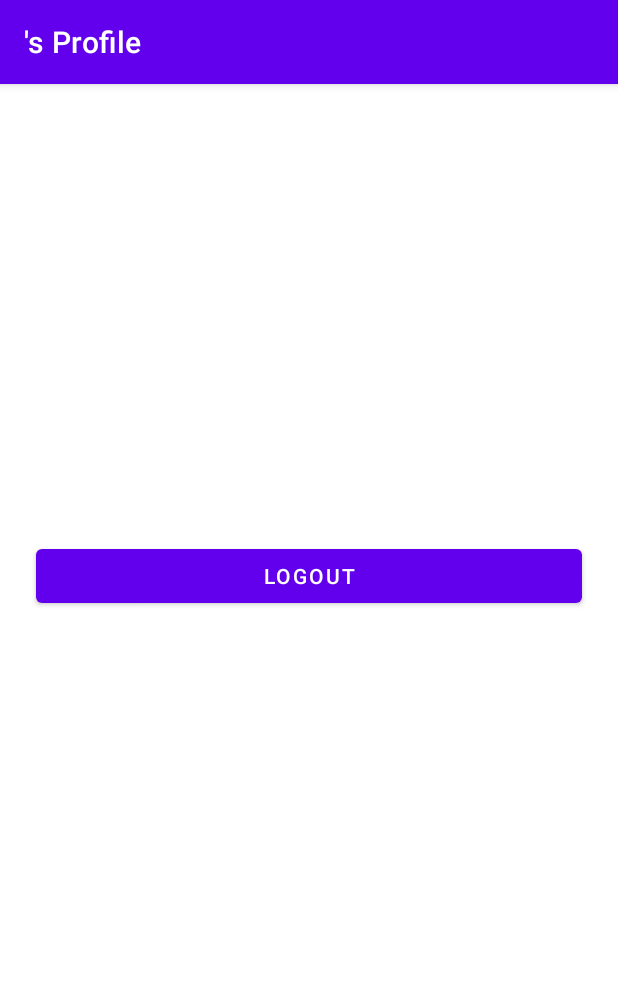
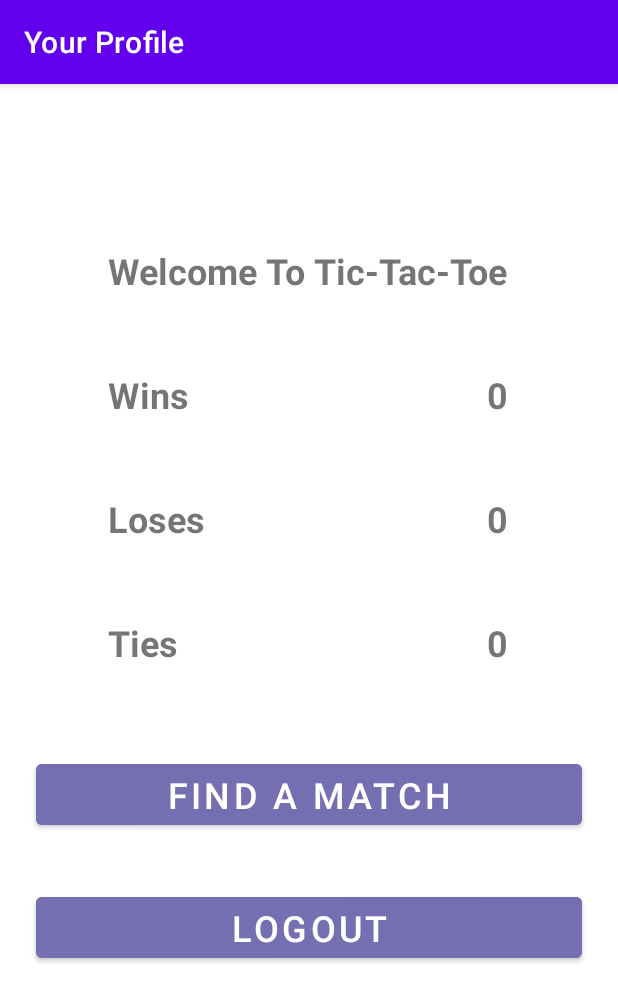
Before and after one commit to AndrewBroUNCC/Android_Studio_Project, an Android app: the AccountScreenFragment screen opened directly, with no data from a screen before it, on a phone screen of 412 x 824 dp. Shown: the top 1002 px of the screen. Run offline under Robolectric (Android 15) with nearby library versions, the phone set to English and light mode, and no system bars; our stand-ins replace Firebase (no records; nobody signed in at launch, a user with empty details on screens opened directly).

```diff
--- a/app/src/main/java/com/example/projectone/AccountScreenFragment.java
+++ b/app/src/main/java/com/example/projectone/AccountScreenFragment.java
@@ -16,6 +16,7 @@ public class AccountScreenFragment extends Fragment {
     FirebaseAuth mAuth;
     String userName;
     Button logoutButton;
+    Button findMatchButton;
 
     public AccountScreenFragment() {
     }
@@ -40,11 +41,12 @@ public class AccountScreenFragment extends Fragment {
         // Inflate the layout for this fragment
         View view = inflater.inflate(R.layout.fragment_account_screen, container, false);
 
+        findMatchButton = view.findViewById(R.id.buttonFindPlayer);
         logoutButton = view.findViewById(R.id.accountScreenLogoutButton);
         mAuth = FirebaseAuth.getInstance();
-        userName = mAuth.getCurrentUser().getDisplayName();
+        //userName = mAuth.getCurrentUser().getDisplayName();
 
-        getActivity().setTitle(userName + "'s Profile");
+        getActivity().setTitle("Your Profile");
 
         logoutButton.setOnClickListener(new View.OnClickListener() {
             @Override
@@ -57,6 +59,17 @@ public class AccountScreenFragment extends Fragment {
             }
         });
 
+        findMatchButton.setOnClickListener(new View.OnClickListener() {
+            @Override
+            public void onClick(View view) {
+
+                getParentFragmentManager().beginTransaction()
+                        .replace(R.id.MainLayout, new GameScreenFragment())
+                        .addToBackStack(null)
+                        .commit();
+            }
+        });
+
         return view;
     }
 }
--- a/app/src/main/res/layout/fragment_account_screen.xml
+++ b/app/src/main/res/layout/fragment_account_screen.xml
@@ -12,11 +12,104 @@
         android:layout_width="0dp"
         android:layout_height="wrap_content"
         android:layout_marginStart="24dp"
-        android:layout_marginTop="304dp"
+        android:layout_marginTop="536dp"
         android:layout_marginEnd="24dp"
+        android:backgroundTint="#756FB2"
         android:text="Logout"
+        android:textSize="24sp"
         app:layout_constraintEnd_toEndOf="parent"
-        app:layout_constraintHorizontal_bias="0.0"
+        app:layout_constraintHorizontal_bias="1.0"
         app:layout_constraintStart_toStartOf="parent"
         app:layout_constraintTop_toTopOf="parent" />
+
+    <TextView
+        android:id="@+id/textView"
+        android:layout_width="wrap_content"
+        android:layout_height="wrap_content"
+        android:layout_marginStart="24dp"
+        android:layout_marginTop="108dp"
+        android:layout_marginEnd="24dp"
+        android:text="Welcome To Tic-Tac-Toe"
+        android:textSize="24sp"
+        android:textStyle="bold"
+        app:layout_constraintEnd_toEndOf="parent"
+        app:layout_constraintHorizontal_bias="0.494"
+        app:layout_constraintStart_toStartOf="parent"
+        app:layout_constraintTop_toTopOf="parent" />
+
+    <Button
+        android:id="@+id/buttonFindPlayer"
+        android:layout_width="0dp"
+        android:layout_height="wrap_content"
+        android:layout_marginBottom="36dp"
+        android:backgroundTint="#756FB2"
+        android:text="Find A Match"
+        android:textSize="24sp"
+        app:layout_constraintBottom_toTopOf="@+id/accountScreenLogoutButton"
+        app:layout_constraintEnd_toEndOf="@+id/accountScreenLogoutButton"
+        app:layout_constraintHorizontal_bias="0.498"
+        app:layout_constraintStart_toStartOf="@+id/accountScreenLogoutButton" />
+
+    <TextView
+        android:id="@+id/textView2"
+        android:layout_width="wrap_content"
+        android:layout_height="wrap_content"
+        android:layout_marginTop="50dp"
+        android:text="Wins"
+        android:textSize="24sp"
+        android:textStyle="bold"
+        app:layout_constraintStart_toStartOf="@+id/textView"
+        app:layout_constraintTop_toBottomOf="@+id/textView" />
+
+    <TextView
+        android:id="@+id/textView3"
+        android:layout_width="wrap_content"
+        android:layout_height="wrap_content"
+        android:layout_marginTop="50dp"
+        android:text="Loses"
+        android:textSize="24sp"
+        android:textStyle="bold"
+        app:layout_constraintStart_toStartOf="@+id/textView2"
+        app:layout_constraintTop_toBottomOf="@+id/textView2" />
+
+    <TextView
+        android:id="@+id/textView4"
+        android:layout_width="wrap_content"
+        android:layout_height="wrap_content"
+        android:layout_marginTop="50dp"
+        android:text="Ties"
+        android:textSize="24sp"
+        android:textStyle="bold"
+        app:layout_constraintStart_toStartOf="@+id/textView3"
+        app:layout_constraintTop_toBottomOf="@+id/textView3" />
+
+    <TextView
+        android:id="@+id/textView5"
+        android:layout_width="wrap_content"
+        android:layout_height="wrap_content"
+        android:text="0"
+        android:textSize="24sp"
+        android:textStyle="bold"
+        app:layout_constraintEnd_toEndOf="@+id/textView"
+        app:layout_constraintTop_toTopOf="@+id/textView2" />
+
+    <TextView
+        android:id="@+id/textView6"
+        android:layout_width="wrap_content"
+        android:layout_height="wrap_content"
+        android:text="0"
+        android:textSize="24sp"
+        android:textStyle="bold"
+        app:layout_constraintEnd_toEndOf="@+id/textView"
+        app:layout_constraintTop_toTopOf="@+id/textView3" />
+
+    <TextView
+        android:id="@+id/textView7"
+        android:layout_width="wrap_content"
+        android:layout_height="wrap_content"
+        android:text="0"
+        android:textSize="24sp"
+        android:textStyle="bold"
+        app:layout_constraintEnd_toEndOf="@+id/textView"
+        app:layout_constraintTop_toTopOf="@+id/textView4" />
 </androidx.constraintlayout.widget.ConstraintLayout>
```
Also changed, not shown: app/src/main/java/com/example/projectone/GameScreenFragment.java (added, +41 -0 lines), app/src/main/java/com/example/projectone/LogInFragment.java (+42 -0 lines), app/src/main/res/layout/fragment_game_screen.xml (added, +152 -0 lines), app/src/main/res/layout/fragment_log_in.xml (+4 -4 lines).
